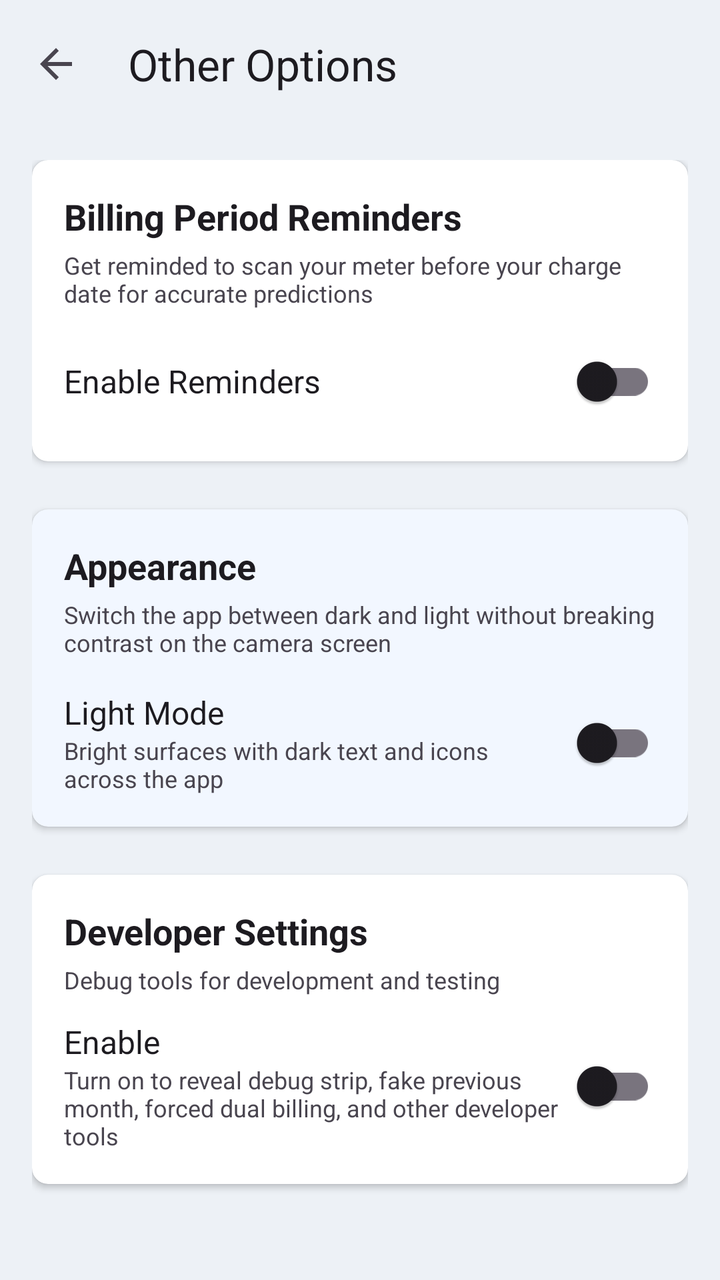
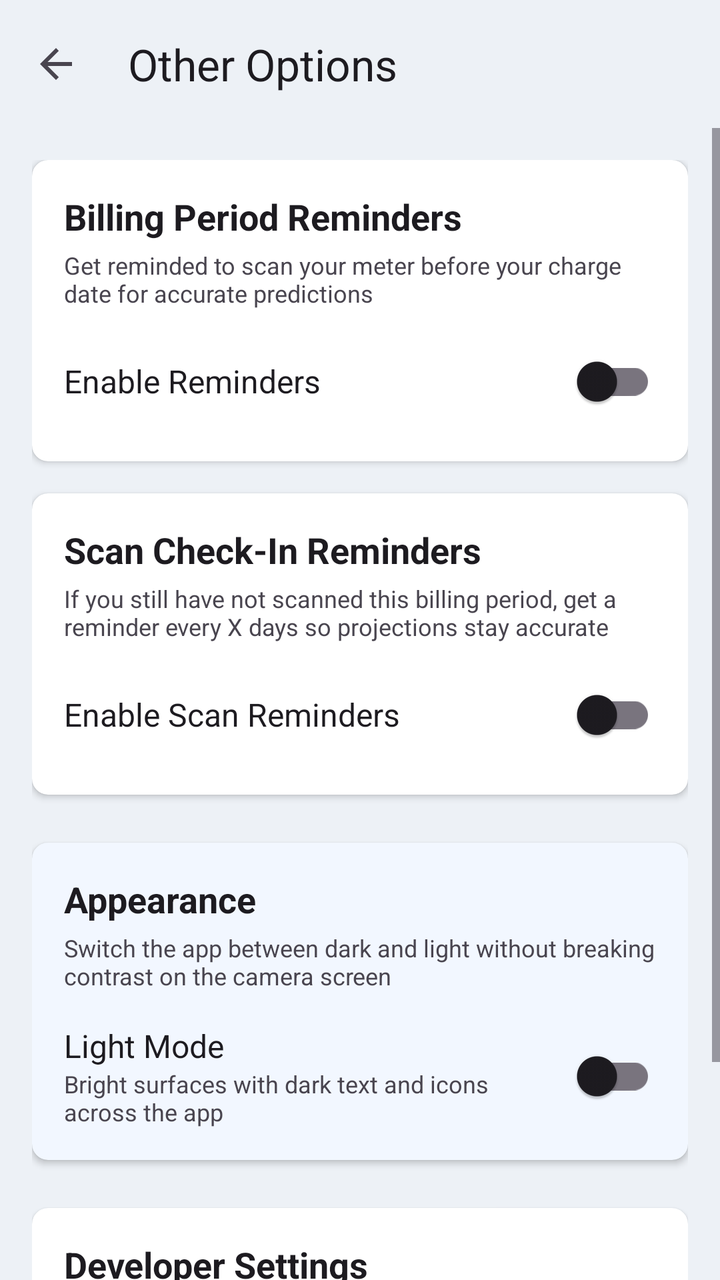

Compare the two renders of this Android layout. The source of the first and the diff that turns it into the second are given below.
<!-- AndroidManifest.xml: activity theme Theme.MeterSnap -->
<!-- res/layout/activity_other_options.xml -->
<?xml version="1.0" encoding="utf-8"?>
<LinearLayout xmlns:android="http://schemas.android.com/apk/res/android"
    xmlns:app="http://schemas.android.com/apk/res-auto"
    android:id="@+id/root_layout"
    android:layout_width="match_parent"
    android:layout_height="match_parent"
    android:orientation="vertical"
    android:background="?android:attr/colorBackground">

    
    <androidx.appcompat.widget.Toolbar
        android:id="@+id/toolbar"
        android:layout_width="match_parent"
        android:layout_height="wrap_content"
        android:minHeight="?attr/actionBarSize"
        android:background="?android:attr/colorBackground"
        android:elevation="4dp"
        app:contentInsetStartWithNavigation="0dp"
        app:navigationIcon="?attr/homeAsUpIndicator"
        app:title="Other Options"
        app:titleTextColor="?android:attr/textColorPrimary"
        app:titleMarginStart="8dp" />

    <ScrollView
        android:layout_width="match_parent"
        android:layout_height="match_parent"
        android:fillViewport="true">

        <LinearLayout
            android:layout_width="match_parent"
            android:layout_height="wrap_content"
            android:orientation="vertical"
            android:padding="16dp">

            
            <androidx.cardview.widget.CardView
                android:layout_width="match_parent"
                android:layout_height="wrap_content"
                app:cardCornerRadius="8dp"
                app:cardElevation="2dp">

                <LinearLayout
                    android:layout_width="match_parent"
                    android:layout_height="wrap_content"
                    android:orientation="vertical"
                    android:padding="16dp">

                    <TextView
                        android:layout_width="match_parent"
                        android:layout_height="wrap_content"
                        android:text="Billing Period Reminders"
                        android:textColor="?android:attr/textColorPrimary"
                        android:textSize="18sp"
                        android:textStyle="bold" />

                    <TextView
                        android:layout_width="match_parent"
                        android:layout_height="wrap_content"
                        android:layout_marginTop="4dp"
                        android:text="Get reminded to scan your meter before your charge date for accurate predictions"
                        android:textColor="?android:attr/textColorSecondary"
                        android:textSize="12sp" />

                    <LinearLayout
                        android:layout_width="match_parent"
                        android:layout_height="wrap_content"
                        android:layout_marginTop="12dp"
                        android:orientation="horizontal"
                        android:gravity="center_vertical">

                        <TextView
                            android:layout_width="0dp"
                            android:layout_height="wrap_content"
                            android:layout_weight="1"
                            android:text="Enable Reminders"
                            android:textColor="?android:attr/textColorPrimary"
                            android:textSize="16sp" />

                        <com.google.android.material.switchmaterial.SwitchMaterial
                            android:id="@+id/switch_reminders"
                            android:layout_width="wrap_content"
                            android:layout_height="wrap_content" />
                    </LinearLayout>

                    <LinearLayout
                        android:id="@+id/container_reminder_time"
                        android:layout_width="match_parent"
                        android:layout_height="wrap_content"
                        android:layout_marginTop="8dp"
                        android:orientation="horizontal"
                        android:gravity="center_vertical"
                        android:visibility="gone">

                        <TextView
                            android:layout_width="0dp"
                            android:layout_height="wrap_content"
                            android:layout_weight="1"
                            android:text="Reminder Time"
                            android:textColor="?android:attr/textColorSecondary"
                            android:textSize="14sp" />

                        <TextView
                            android:id="@+id/text_reminder_time"
                            android:layout_width="wrap_content"
                            android:layout_height="wrap_content"
                            android:text="9:00 AM"
                            android:textColor="@color/design_default_color_primary"
                            android:textSize="14sp"
                            android:textStyle="bold"
                            android:padding="8dp"
                            android:background="?attr/selectableItemBackground" />
                    </LinearLayout>
                </LinearLayout>
            </androidx.cardview.widget.CardView>

            
            <androidx.cardview.widget.CardView
                android:id="@+id/card_prediction_stats"
                android:layout_width="match_parent"
                android:layout_height="wrap_content"
                android:layout_marginTop="16dp"
                app:cardCornerRadius="8dp"
                app:cardElevation="0dp"
                app:cardBackgroundColor="@color/prediction_stats_card_background"
                android:visibility="gone">

                <LinearLayout
                    android:layout_width="match_parent"
                    android:layout_height="wrap_content"
                    android:orientation="vertical"
                    android:padding="16dp">

                    <TextView
                        android:layout_width="wrap_content"
                        android:layout_height="wrap_content"
                        android:text="📊 Prediction Statistics"
                        android:textColor="@color/prediction_stats_card_text"
                        android:textSize="14sp"
                        android:textStyle="bold" />

                    <TextView
                        android:id="@+id/text_prediction_stats"
                        android:layout_width="match_parent"
                        android:layout_height="wrap_content"
                        android:layout_marginTop="4dp"
                        android:text="Accuracy: Good (±5%)"
                        android:textColor="@color/prediction_stats_card_text"
                        android:textSize="12sp" />
                </LinearLayout>
            </androidx.cardview.widget.CardView>

            
            <androidx.cardview.widget.CardView
                android:layout_width="match_parent"
                android:layout_height="wrap_content"
                android:layout_marginTop="24dp"
                app:cardCornerRadius="8dp"
                app:cardElevation="2dp"
                app:cardBackgroundColor="@color/appearance_card_tint">

                <LinearLayout
                    android:layout_width="match_parent"
                    android:layout_height="wrap_content"
                    android:orientation="vertical"
                    android:padding="16dp">

                    <TextView
                        android:layout_width="match_parent"
                        android:layout_height="wrap_content"
                        android:text="Appearance"
                        android:textColor="?android:attr/textColorPrimary"
                        android:textSize="18sp"
                        android:textStyle="bold" />

                    <TextView
                        android:layout_width="match_parent"
                        android:layout_height="wrap_content"
                        android:layout_marginTop="4dp"
                        android:text="Switch the app between dark and light without breaking contrast on the camera screen"
                        android:textColor="?android:attr/textColorSecondary"
                        android:textSize="12sp" />

                    <LinearLayout
                        android:layout_width="match_parent"
                        android:layout_height="wrap_content"
                        android:layout_marginTop="16dp"
                        android:orientation="horizontal"
                        android:gravity="center_vertical">

                        <LinearLayout
                            android:layout_width="0dp"
                            android:layout_height="wrap_content"
                            android:layout_weight="1"
                            android:orientation="vertical">

                            <TextView
                                android:layout_width="wrap_content"
                                android:layout_height="wrap_content"
                                android:text="Light Mode"
                                android:textColor="?android:attr/textColorPrimary"
                                android:textSize="16sp" />

                            <TextView
                                android:layout_width="wrap_content"
                                android:layout_height="wrap_content"
                                android:text="Bright surfaces with dark text and icons across the app"
                                android:textColor="?android:attr/textColorSecondary"
                                android:textSize="12sp" />
                        </LinearLayout>

                        <com.google.android.material.switchmaterial.SwitchMaterial
                            android:id="@+id/switch_light_mode"
                            android:layout_width="wrap_content"
                            android:layout_height="wrap_content" />
                    </LinearLayout>
                </LinearLayout>
            </androidx.cardview.widget.CardView>

            
            <androidx.cardview.widget.CardView
                android:layout_width="match_parent"
                android:layout_height="wrap_content"
                android:layout_marginTop="24dp"
                app:cardCornerRadius="8dp"
                app:cardElevation="2dp">

                <LinearLayout
                    android:layout_width="match_parent"
                    android:layout_height="wrap_content"
                    android:orientation="vertical"
                    android:padding="16dp">

                    <TextView
                        android:layout_width="match_parent"
                        android:layout_height="wrap_content"
                        android:text="Developer Settings"
                        android:textColor="?android:attr/textColorPrimary"
                        android:textSize="18sp"
                        android:textStyle="bold" />

                    <TextView
                        android:layout_width="match_parent"
                        android:layout_height="wrap_content"
                        android:layout_marginTop="4dp"
                        android:text="Debug tools for development and testing"
                        android:textColor="?android:attr/textColorSecondary"
                        android:textSize="12sp" />

                    <LinearLayout
                        android:layout_width="match_parent"
                        android:layout_height="wrap_content"
                        android:layout_marginTop="12dp"
                        android:orientation="horizontal"
                        android:gravity="center_vertical">

                        <LinearLayout
                            android:layout_width="0dp"
                            android:layout_height="wrap_content"
                            android:layout_weight="1"
                            android:orientation="vertical">

                            <TextView
                                android:layout_width="wrap_content"
                                android:layout_height="wrap_content"
                                android:text="Enable"
                                android:textColor="?android:attr/textColorPrimary"
                                android:textSize="16sp" />

                            <TextView
                                android:layout_width="wrap_content"
                                android:layout_height="wrap_content"
                                android:text="Turn on to reveal debug strip, fake previous month, forced dual billing, and other developer tools"
                                android:textColor="?android:attr/textColorSecondary"
                                android:textSize="12sp" />
                        </LinearLayout>

                        <com.google.android.material.switchmaterial.SwitchMaterial
                            android:id="@+id/switch_developer_settings"
                            android:layout_width="wrap_content"
                            android:layout_height="wrap_content" />
                    </LinearLayout>

                    <LinearLayout
                        android:id="@+id/container_developer_controls"
                        android:layout_width="match_parent"
                        android:layout_height="wrap_content"
                        android:orientation="vertical"
                        android:visibility="gone">

                    
                    <LinearLayout
                        android:layout_width="match_parent"
                        android:layout_height="wrap_content"
                        android:layout_marginTop="16dp"
                        android:orientation="horizontal"
                        android:gravity="center_vertical">

                        <LinearLayout
                            android:layout_width="0dp"
                            android:layout_height="wrap_content"
                            android:layout_weight="1"
                            android:orientation="vertical">

                            <TextView
                                android:layout_width="wrap_content"
                                android:layout_height="wrap_content"
                                android:text="Debug Strip"
                                android:textColor="?android:attr/textColorPrimary"
                                android:textSize="16sp" />

                            <TextView
                                android:layout_width="wrap_content"
                                android:layout_height="wrap_content"
                                android:text="Show debug strip capture button on camera"
                                android:textColor="?android:attr/textColorSecondary"
                                android:textSize="12sp" />
                        </LinearLayout>

                        <com.google.android.material.switchmaterial.SwitchMaterial
                            android:id="@+id/switch_debug_strip"
                            android:layout_width="wrap_content"
                            android:layout_height="wrap_content" />
                    </LinearLayout>

                    
                    <LinearLayout
                        android:layout_width="match_parent"
                        android:layout_height="wrap_content"
                        android:layout_marginTop="12dp"
                        android:orientation="horizontal"
                        android:gravity="center_vertical">

                        <LinearLayout
                            android:layout_width="0dp"
                            android:layout_height="wrap_content"
                            android:layout_weight="1"
                            android:orientation="vertical">

                            <TextView
                                android:layout_width="wrap_content"
                                android:layout_height="wrap_content"
                                android:text="Fake Previous Month"
                                android:textColor="?android:attr/textColorPrimary"
                                android:textSize="16sp" />

                            <TextView
                                android:layout_width="wrap_content"
                                android:layout_height="wrap_content"
                                android:text="Show fake previous month data button on camera"
                                android:textColor="?android:attr/textColorSecondary"
                                android:textSize="12sp" />
                        </LinearLayout>

                        <com.google.android.material.switchmaterial.SwitchMaterial
                            android:id="@+id/switch_fake_prev"
                            android:layout_width="wrap_content"
                            android:layout_height="wrap_content" />
                    </LinearLayout>

                        
                        <LinearLayout
                            android:layout_width="match_parent"
                            android:layout_height="wrap_content"
                            android:layout_marginTop="12dp"
                            android:orientation="horizontal"
                            android:gravity="center_vertical">

                            <LinearLayout
                                android:layout_width="0dp"
                                android:layout_height="wrap_content"
                                android:layout_weight="1"
                                android:orientation="vertical">

                                <TextView
                                    android:layout_width="wrap_content"
                                    android:layout_height="wrap_content"
                                    android:text="Force Dual Billing"
                                    android:textColor="?android:attr/textColorPrimary"
                                    android:textSize="16sp" />

                                <TextView
                                    android:layout_width="wrap_content"
                                    android:layout_height="wrap_content"
                                    android:text="Developer screenshot mode. Injects a synthetic discrepancy and never saves it to history"
                                    android:textColor="?android:attr/textColorSecondary"
                                    android:textSize="12sp" />
                            </LinearLayout>

                            <com.google.android.material.switchmaterial.SwitchMaterial
                                android:id="@+id/switch_force_dual_billing"
                                android:layout_width="wrap_content"
                                android:layout_height="wrap_content" />
                        </LinearLayout>

                    
                    <View
                        android:layout_width="match_parent"
                        android:layout_height="1dp"
                        android:layout_marginTop="16dp"
                        android:layout_marginBottom="16dp"
                        android:background="?android:attr/listDivider" />

                    
                    <TextView
                        android:layout_width="match_parent"
                        android:layout_height="wrap_content"
                        android:text="Generate Fake Reading"
                        android:textColor="?android:attr/textColorPrimary"
                        android:textSize="16sp"
                        android:textStyle="bold" />

                    <TextView
                        android:layout_width="match_parent"
                        android:layout_height="wrap_content"
                        android:layout_marginTop="2dp"
                        android:text="Create a fake history entry with custom date and readings"
                        android:textColor="?android:attr/textColorSecondary"
                        android:textSize="12sp" />

                    <Button
                        android:id="@+id/btn_generate_reading"
                        android:layout_width="match_parent"
                        android:layout_height="wrap_content"
                        android:layout_marginTop="8dp"
                        android:text="Generate Reading"
                        style="@style/Widget.MaterialComponents.Button.OutlinedButton" />
                    </LinearLayout>
                </LinearLayout>
            </androidx.cardview.widget.CardView>

        </LinearLayout>
    </ScrollView>
</LinearLayout>
<!-- resources referenced by this layout -->
<resources>
  <color name="appearance_card_tint">#FFF2F7FF</color>
  <color name="prediction_stats_card_background">#FFE8F5E9</color>
  <color name="prediction_stats_card_text">#FF1E5F38</color>
  <style name="Theme.MeterSnap" parent="Base.Theme.MeterSnap" />
  <style name="Base.Theme.MeterSnap" parent="Theme.Material3.DayNight.NoActionBar">
          <item name="colorPrimary">@color/ms_blue_primary</item>
          <item name="colorOnPrimary">@color/ms_blue_on_primary</item>
          <item name="colorPrimaryContainer">@color/ms_blue_primary_container</item>
          <item name="colorOnPrimaryContainer">@color/ms_blue_on_primary_container</item>
          <item name="colorSecondary">@color/ms_blue_secondary</item>
          <item name="colorOnSecondary">@color/ms_blue_on_secondary</item>
          <item name="colorSecondaryContainer">@color/ms_blue_secondary_container</item>
          <item name="colorOnSecondaryContainer">@color/ms_blue_on_secondary_container</item>
          <item name="colorTertiary">@color/ms_blue_tertiary</item>
          <item name="colorOnTertiary">@color/ms_blue_on_tertiary</item>
          <item name="android:colorBackground">@color/app_screen_background</item>
          <item name="cardViewStyle">@style/Widget.MeterSnap.CardView</item>
  
          
          <item name="android:statusBarColor">@android:color/transparent</item>
          <item name="android:navigationBarColor">@android:color/transparent</item>
          
          
          <item name="android:windowLightStatusBar">true</item>
          <item name="android:windowLightNavigationBar">true</item>
      </style>
  <color name="ms_blue_primary">#1565C0</color>
  <color name="ms_blue_on_primary">#FFFFFFFF</color>
  <color name="ms_blue_primary_container">#D7E3FF</color>
  <color name="ms_blue_on_primary_container">#001B3F</color>
  <color name="ms_blue_secondary">#2F6EA5</color>
  <color name="ms_blue_on_secondary">#FFFFFFFF</color>
  <color name="ms_blue_secondary_container">#D1E4FF</color>
  <color name="ms_blue_on_secondary_container">#001D36</color>
  <color name="ms_blue_tertiary">#1E88E5</color>
  <color name="ms_blue_on_tertiary">#FFFFFFFF</color>
  <color name="app_screen_background">#FFEDF1F6</color>
  <style name="Widget.MeterSnap.CardView" parent="CardView">
          <item name="cardBackgroundColor">@color/app_card_background</item>
      </style>
  <color name="app_card_background">#FFFFFFFF</color>
</resources>

<!-- the commit's change to res/layout/activity_other_options.xml (unified diff, before → after) -->
@@ -113,6 +113,120 @@
                 </LinearLayout>
             </androidx.cardview.widget.CardView>
 
+            <androidx.cardview.widget.CardView
+                android:layout_width="match_parent"
+                android:layout_height="wrap_content"
+                android:layout_marginTop="16dp"
+                app:cardCornerRadius="8dp"
+                app:cardElevation="2dp">
+
+                <LinearLayout
+                    android:layout_width="match_parent"
+                    android:layout_height="wrap_content"
+                    android:orientation="vertical"
+                    android:padding="16dp">
+
+                    <TextView
+                        android:layout_width="match_parent"
+                        android:layout_height="wrap_content"
+                        android:text="Scan Check-In Reminders"
+                        android:textColor="?android:attr/textColorPrimary"
+                        android:textSize="18sp"
+                        android:textStyle="bold" />
+
+                    <TextView
+                        android:layout_width="match_parent"
+                        android:layout_height="wrap_content"
+                        android:layout_marginTop="4dp"
+                        android:text="If you still have not scanned this billing period, get a reminder every X days so projections stay accurate"
+                        android:textColor="?android:attr/textColorSecondary"
+                        android:textSize="12sp" />
+
+                    <LinearLayout
+                        android:layout_width="match_parent"
+                        android:layout_height="wrap_content"
+                        android:layout_marginTop="12dp"
+                        android:gravity="center_vertical"
+                        android:orientation="horizontal">
+
+                        <TextView
+                            android:layout_width="0dp"
+                            android:layout_height="wrap_content"
+                            android:layout_weight="1"
+                            android:text="Enable Scan Reminders"
+                            android:textColor="?android:attr/textColorPrimary"
+                            android:textSize="16sp" />
+
+                        <com.google.android.material.switchmaterial.SwitchMaterial
+                            android:id="@+id/switch_periodic_scan_reminders"
+                            android:layout_width="wrap_content"
+                            android:layout_height="wrap_content" />
+                    </LinearLayout>
+
+                    <LinearLayout
+                        android:id="@+id/container_periodic_scan_details"
+                        android:layout_width="match_parent"
+                        android:layout_height="wrap_content"
+                        android:layout_marginTop="8dp"
+                        android:orientation="vertical"
+                        android:visibility="gone">
+
+                        <LinearLayout
+                            android:layout_width="match_parent"
+                            android:layout_height="wrap_content"
+                            android:gravity="center_vertical"
+                            android:orientation="horizontal">
+
+                            <TextView
+                                android:layout_width="0dp"
+                                android:layout_height="wrap_content"
+                                android:layout_weight="1"
+                                android:text="Remind Every"
+                                android:textColor="?android:attr/textColorSecondary"
+                                android:textSize="14sp" />
+
+                            <TextView
+                                android:id="@+id/text_periodic_scan_interval"
+                                android:layout_width="wrap_content"
+                                android:layout_height="wrap_content"
+                                android:background="?attr/selectableItemBackground"
+                                android:padding="8dp"
+                                android:text="Every 7 days"
+                                android:textColor="@color/design_default_color_primary"
+                                android:textSize="14sp"
+                                android:textStyle="bold" />
+                        </LinearLayout>
+
+                        <LinearLayout
+                            android:layout_width="match_parent"
+                            android:layout_height="wrap_content"
+                            android:layout_marginTop="8dp"
+                            android:gravity="center_vertical"
+                            android:orientation="horizontal">
+
+                            <TextView
+                                android:layout_width="0dp"
+                                android:layout_height="wrap_content"
+                                android:layout_weight="1"
+                                android:text="Reminder Time"
+                                android:textColor="?android:attr/textColorSecondary"
+                                android:textSize="14sp" />
+
+                            <TextView
+                                android:id="@+id/text_periodic_scan_time"
+                                android:layout_width="wrap_content"
+                                android:layout_height="wrap_content"
+                                android:background="?attr/selectableItemBackground"
+                                android:padding="8dp"
+                                android:text="9:00 AM"
+                                android:textColor="@color/design_default_color_primary"
+                                android:textSize="14sp"
+                                android:textStyle="bold" />
+                        </LinearLayout>
+                    </LinearLayout>
+                </LinearLayout>
+            </androidx.cardview.widget.CardView>
+
             
             <androidx.cardview.widget.CardView
                 android:id="@+id/card_prediction_stats"
@@ -404,6 +518,40 @@
                     <TextView
                         android:layout_width="match_parent"
                         android:layout_height="wrap_content"
+                        android:text="Scanner Tuning"
+                        android:textColor="?android:attr/textColorPrimary"
+                        android:textSize="16sp"
+                        android:textStyle="bold" />
+
+                    <TextView
+                        android:layout_width="match_parent"
+                        android:layout_height="wrap_content"
+                        android:layout_marginTop="2dp"
+                        android:text="Tweak model, detection thresholds, window count, zoom levels and more"
+                        android:textColor="?android:attr/textColorSecondary"
+                        android:textSize="12sp" />
+
+                    <Button
+                        android:id="@+id/btn_scanner_tuning"
+                        android:layout_width="match_parent"
+                        android:layout_height="wrap_content"
+                        android:layout_marginTop="8dp"
+                        android:layout_marginBottom="4dp"
+                        android:text="Open Scanner Tuning"
+                        style="@style/Widget.MaterialComponents.Button.OutlinedButton" />
+
+                    
+                    <View
+                        android:layout_width="match_parent"
+                        android:layout_height="1dp"
+                        android:layout_marginTop="12dp"
+                        android:layout_marginBottom="16dp"
+                        android:background="?android:attr/listDivider" />
+
+                    
+                    <TextView
+                        android:layout_width="match_parent"
+                        android:layout_height="wrap_content"
                         android:text="Generate Fake Reading"
                         android:textColor="?android:attr/textColorPrimary"
                         android:textSize="16sp"
